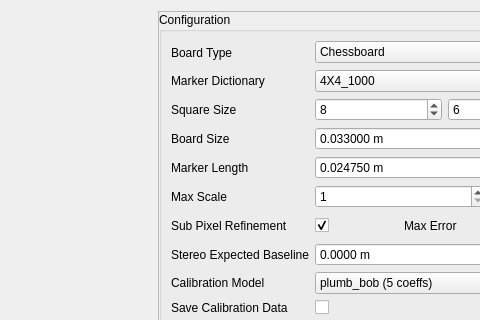
This is guilib/src/ui/calibrationDialog.ui in ros2-gbp/rtabmap-release as Qt 5 draws it before an edit; both pictures show x 501 to 981 and y 0 to 320 of the 1100 by 828 pixel window. The edited form follows.
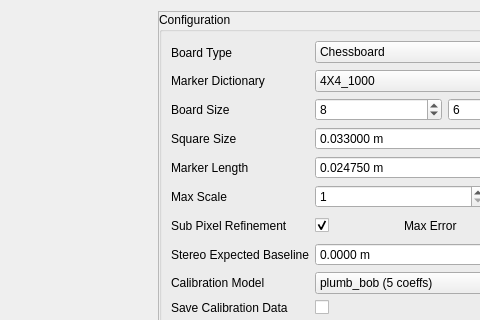
This is the edited form. Custom widgets are drawn as their Qt base class.

Patch:
```diff
--- a/guilib/src/ui/calibrationDialog.ui
+++ b/guilib/src/ui/calibrationDialog.ui
@@ -348,7 +348,7 @@
                <string/>
               </property>
               <property name="text">
-               <string>Square Size</string>
+               <string>Board Size</string>
               </property>
              </widget>
             </item>
@@ -388,7 +388,7 @@
                <string>Number of inner squares on the board</string>
               </property>
               <property name="text">
-               <string>Board Size</string>
+               <string>Square Size</string>
               </property>
              </widget>
             </item>
```
Left out of the diff: 4 changed lines with no effect on the pictures.
